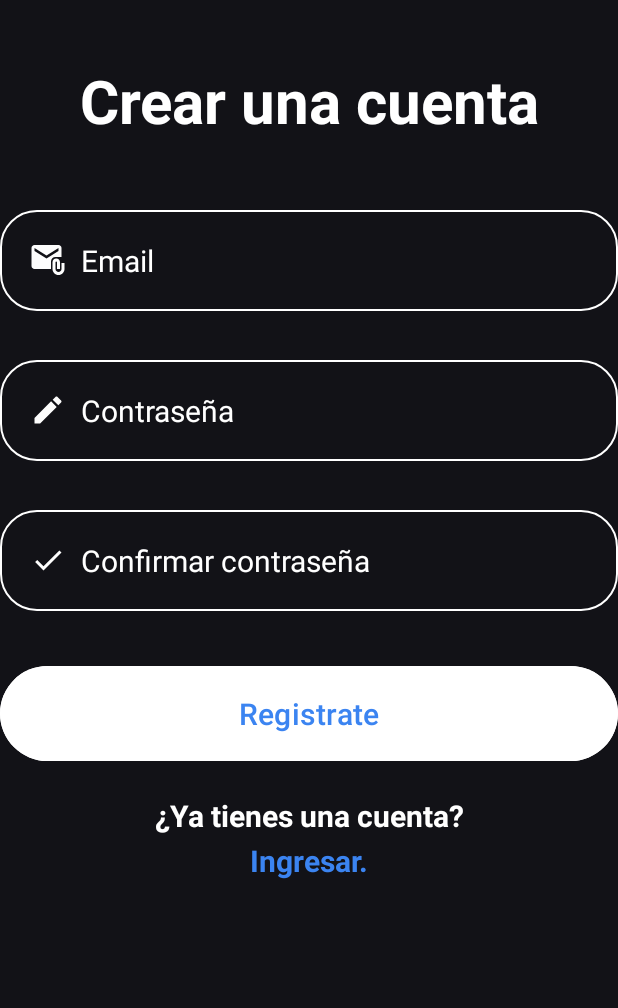
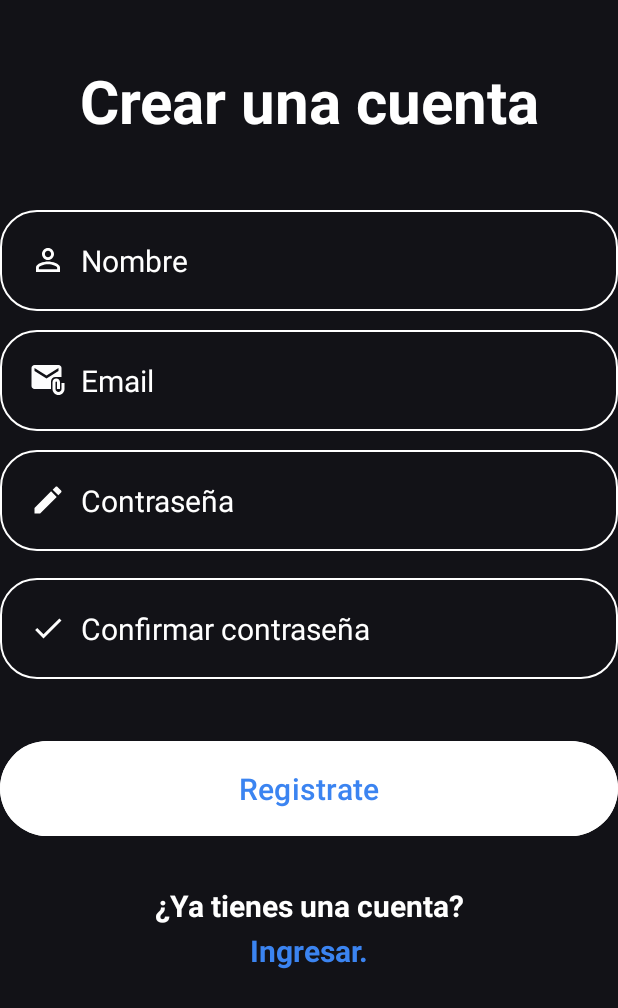
Before and after one commit to EmanuelSotomayor/seminariolenguajes-unla-grupo01, an Android app: the CreateAccountsActivity screen opened directly, with no data from a screen before it, on a phone screen of 412 x 824 dp. Shown: the top 1008 px of the screen. Run offline under Robolectric (Android 15) with nearby library versions, the phone set to English and light mode, and no system bars; our stand-ins replace Dagger/Hilt's generated code.

Commit message:
Adding input name

```diff
--- /dev/null
+++ b/app/src/main/res/drawable/baseline_person_24.xml
@@ -0,0 +1,5 @@
+<vector xmlns:android="http://schemas.android.com/apk/res/android" android:height="24dp" android:tint="#FFFFFF" android:viewportHeight="24" android:viewportWidth="24" android:width="24dp">
+
+    <path android:fillColor="@android:color/white" android:pathData="M12,5.9c1.16,0 2.1,0.94 2.1,2.1s-0.94,2.1 -2.1,2.1S9.9,9.16 9.9,8s0.94,-2.1 2.1,-2.1m0,9c2.97,0 6.1,1.46 6.1,2.1v1.1L5.9,18.1L5.9,17c0,-0.64 3.13,-2.1 6.1,-2.1M12,4C9.79,4 8,5.79 8,8s1.79,4 4,4 4,-1.79 4,-4 -1.79,-4 -4,-4zM12,13c-2.67,0 -8,1.34 -8,4v3h16v-3c0,-2.66 -5.33,-4 -8,-4z"/>
+
+</vector>
--- a/app/src/main/res/layout/activity_create_accounts.xml
+++ b/app/src/main/res/layout/activity_create_accounts.xml
@@ -18,11 +18,26 @@
         android:text="Crear una cuenta"
         android:textColor="@color/color_text_secondary"
         />
+    <EditText
+        android:id="@+id/editNombre"
+        android:layout_width="match_parent"
+        android:layout_height="wrap_content"
+        android:layout_marginTop="140dp"
+        android:hint="Nombre"
+        android:drawableLeft="@drawable/baseline_person_24"
+        android:drawablePadding="10dp"
+        android:textColor="@color/color_text_secondary"
+        android:textColorHint="@color/color_text_secondary"
+        android:textSize="20sp"
+        android:background="@drawable/rounded_corner"
+        android:padding="20dp"
+        android:inputType="text"
 
+        />
     <EditText
         android:layout_width="match_parent"
         android:layout_height="wrap_content"
-        android:layout_marginTop="140dp"
+        android:layout_marginTop="220dp"
         android:hint="Email"
         android:drawableLeft="@drawable/baseline_attach_email_24"
         android:drawablePadding="10dp"
@@ -38,7 +53,7 @@
     <EditText
         android:layout_width="match_parent"
         android:layout_height="wrap_content"
-        android:layout_marginTop="240dp"
+        android:layout_marginTop="300dp"
         android:hint="Contraseña"
         android:drawableLeft="@drawable/baseline_create_24"
         android:drawablePadding="10dp"
@@ -53,7 +68,7 @@
     <EditText
         android:layout_width="match_parent"
         android:layout_height="wrap_content"
-        android:layout_marginTop="340dp"
+        android:layout_marginTop="385dp"
         android:hint="Confirmar contraseña"
         android:drawableLeft="@drawable/baseline_check_24"
         android:drawablePadding="10dp"
@@ -72,14 +87,14 @@
         android:backgroundTint="@color/color_text_secondary"
         android:textColor="#3B84F1"
         android:padding="18dp"
-        android:layout_marginTop="440dp"
+        android:layout_marginTop="490dp"
         android:textSize="20sp"
         android:id="@+id/btnRegistro"/>
 
     <TextView
         android:layout_width="match_parent"
         android:layout_height="wrap_content"
-        android:layout_marginTop="530dp"
+        android:layout_marginTop="590dp"
         android:gravity="center"
         android:textSize="20sp"
         android:textStyle="bold"
@@ -90,7 +105,7 @@
         android:id="@+id/btnIngresar"
         android:layout_width="match_parent"
         android:layout_height="wrap_content"
-        android:layout_marginTop="560dp"
+        android:layout_marginTop="620dp"
         android:gravity="center"
         android:textSize="20sp"
         android:textStyle="bold"
```
